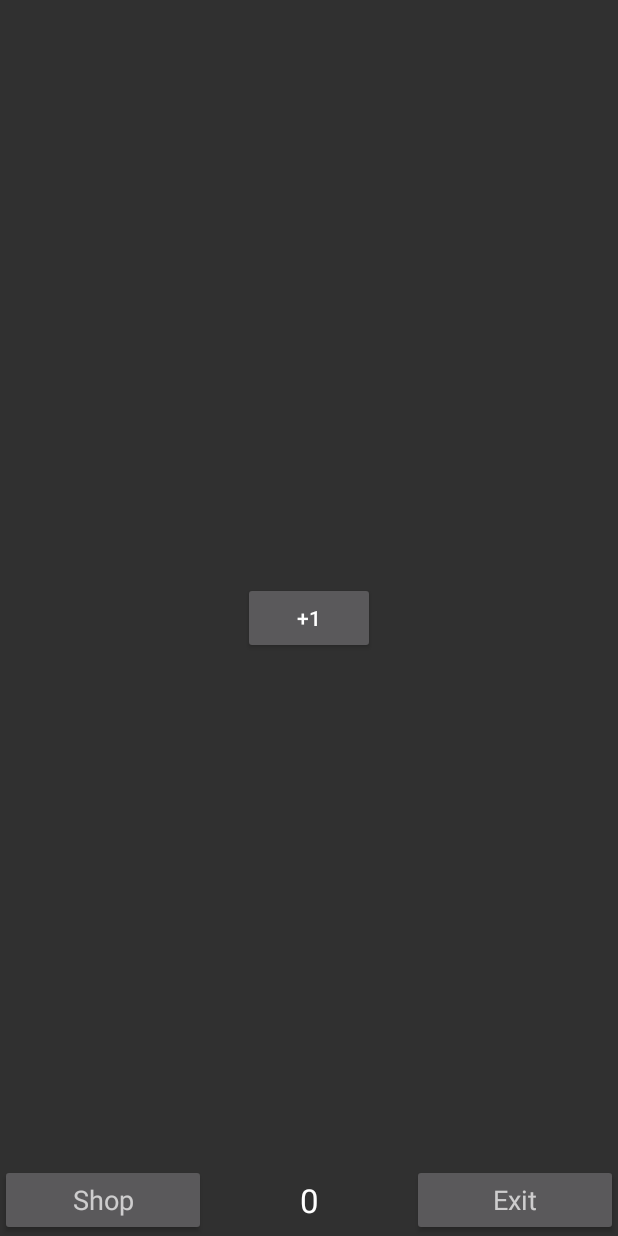
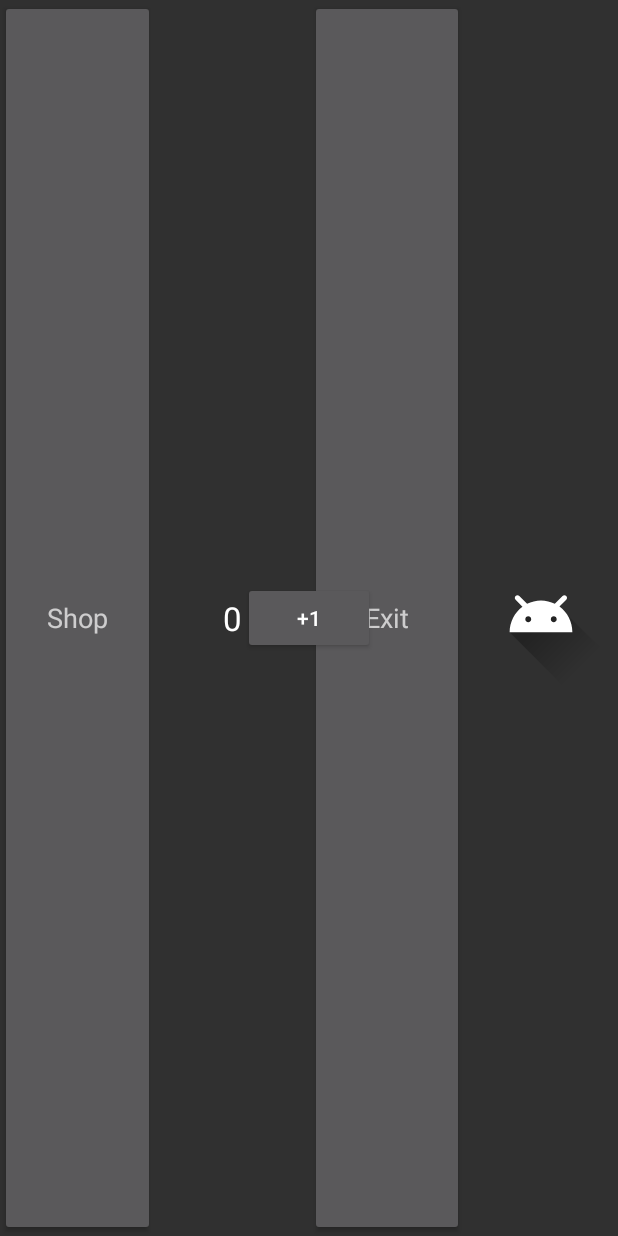
Before and after one commit to neelabh2/Shovel_Snow, an Android app: the screen it shows after launch (GameActivity), after a tap on "Start", on a phone screen of 412 x 824 dp. Run offline under Robolectric (Android 15) with nearby library versions, the phone set to English and light mode, and no system bars.

Commit message:
Merge branch 'master' of C:\Users\neel2\AndroidStudioProjects\ShovelSnow with conflicts.

```diff
--- a/app/src/main/java/com/example/shovelsnow/MainActivity.java
+++ b/app/src/main/java/com/example/shovelsnow/MainActivity.java
@@ -6,6 +6,12 @@ import android.content.Intent;
 import android.media.MediaPlayer;
 import android.os.Bundle;
 import android.widget.Button;
+
+/**
+ * MAKE SURE TO CHANGE THE XML FILE TO THE PROPER BACKGROUND IMAGE
+ * might also want to try with an ImageView - maybe we can change that on the fly?
+ * otherwise we're stuck with one image. Also not sure if that'll be in the background.
+ */
 
 /**
  * App launches to this activity.
@@ -36,16 +42,16 @@ public class MainActivity extends AppCompatActivity {
         optionsButton.setOnClickListener(unused -> optionsButtonClicked());
 
         //not sure why I can't reference R.raw
-        //titleMusic = MediaPlayer.create(this, R.raw.bensound-thelounge.mp3);
-        //titleMusic.start();
+        titleMusic = MediaPlayer.create(this, R.raw.bensound_thelounge);
+        titleMusic.start();
     }
 
     /**
      * Starts GameActivity when startButton is clicked.
      */
     private void startButtonClicked() {
-        //titleMusic.release();
-        //titleMusic = null;
+        titleMusic.release();
+        titleMusic = null;
         startActivity(new Intent(this, GameActivity.class));
     }
 
@@ -53,8 +59,8 @@ public class MainActivity extends AppCompatActivity {
      * Starts optionsActivity when optionsButton is clicked.
      */
     private void optionsButtonClicked() {
-        //titleMusic.release();
-        //titleMusic = null;
+        titleMusic.release();
+        titleMusic = null;
         startActivity(new Intent(this, OptionsActivity.class));
     }
 }
--- a/app/src/main/res/layout/activity_game.xml
+++ b/app/src/main/res/layout/activity_game.xml
@@ -48,5 +48,19 @@
             android:layout_weight="1"
             android:text="@string/exit_button"
             android:textAppearance="@style/TextAppearance.AppCompat.Medium" />
+
+        <RelativeLayout
+            android:layout_width="match_parent"
+            android:layout_height="match_parent"
+            android:layout_weight="1">
+            <ImageView
+                android:id="@+id/imageView1"
+                android:layout_width="wrap_content"
+                android:layout_height="match_parent"
+                android:layout_alignParentLeft="true"
+                android:layout_alignParentRight="true"
+                android:layout_alignParentTop="true"
+                android:src="@drawable/ic_launcher_foreground" />
+        </RelativeLayout>
     </LinearLayout>
 </androidx.constraintlayout.widget.ConstraintLayout>
--- a/app/src/main/res/layout/activity_options.xml
+++ b/app/src/main/res/layout/activity_options.xml
@@ -27,10 +27,5 @@
             android:layout_height="wrap_content"
             android:text="@string/volume_down" />
 
-        <TextView
-            android:id="@+id/volumeText"
-            android:layout_width="match_parent"
-            android:layout_height="wrap_content" />
-
     </LinearLayout>
 </LinearLayout>
```
Also changed, not shown: app/src/main/java/com/example/shovelsnow/OptionsActivity.java (+11 -38 lines).
